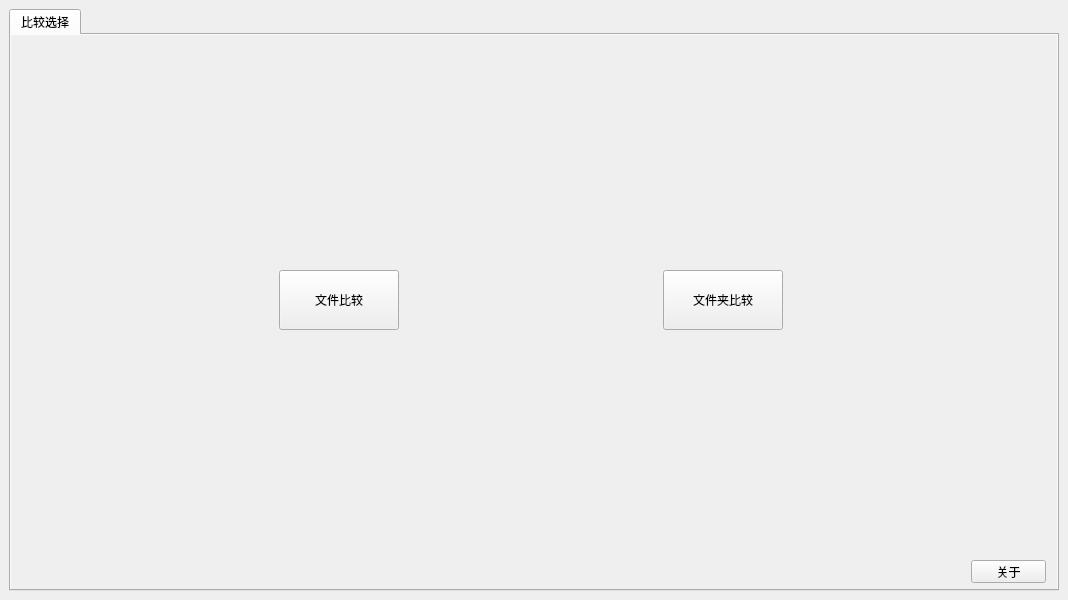
Qt form mainwindow.ui (SunnyYuer/FileRefSync) before a commit.
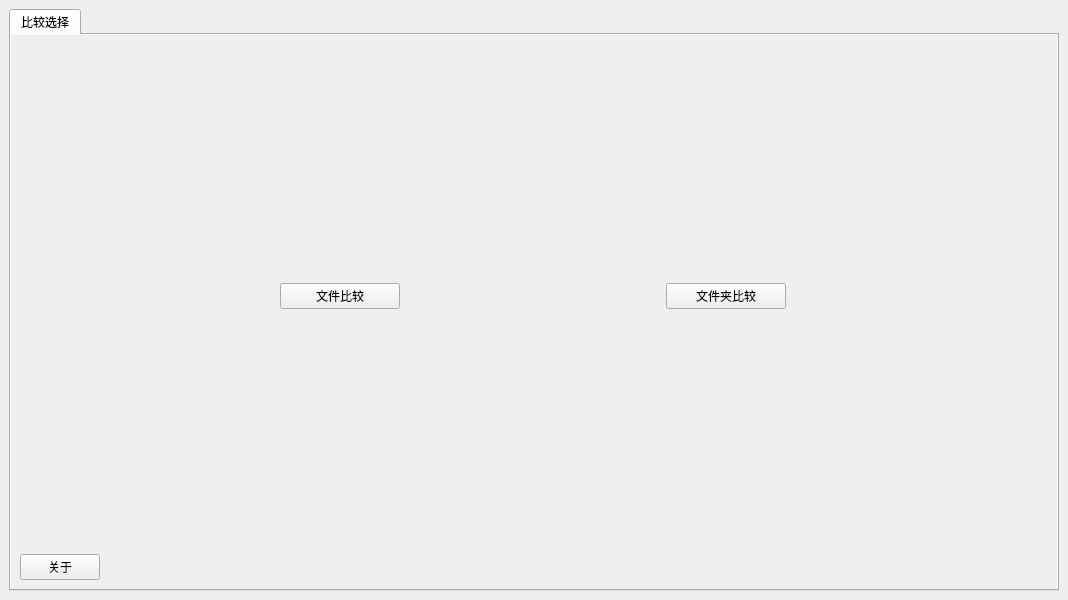
The same form after that commit. Icons and pictures are not drawn.

Commit message: 主界面调整

What changed in the file:
```diff
--- a/mainwindow.ui
+++ b/mainwindow.ui
@@ -33,28 +33,21 @@
        <attribute name="title">
         <string>比较选择</string>
        </attribute>
-       <widget class="QPushButton" name="btnabout">
-        <property name="geometry">
-         <rect>
-          <x>960</x>
-          <y>525</y>
-          <width>75</width>
-          <height>23</height>
-         </rect>
-        </property>
-        <property name="text">
-         <string>关于</string>
-        </property>
-       </widget>
-       <widget class="QWidget" name="">
-        <property name="geometry">
-         <rect>
-          <x>10</x>
-          <y>10</y>
-          <width>1021</width>
-          <height>511</height>
-         </rect>
-        </property>
+       <layout class="QVBoxLayout" name="verticalLayout_2">
+        <item>
+         <spacer name="verticalSpacer">
+          <property name="orientation">
+           <enum>Qt::Vertical</enum>
+          </property>
+          <property name="sizeHint" stdset="0">
+           <size>
+            <width>20</width>
+            <height>217</height>
+           </size>
+          </property>
+         </spacer>
+        </item>
+        <item>
         <layout class="QHBoxLayout" name="horizontalLayout">
          <item>
           <widget class="QPushButton" name="filediffButton">
@@ -115,7 +108,34 @@
           </widget>
          </item>
         </layout>
-       </widget>
+        </item>
+        <item>
+         <spacer name="verticalSpacer_2">
+          <property name="orientation">
+           <enum>Qt::Vertical</enum>
+          </property>
+          <property name="sizeHint" stdset="0">
+           <size>
+            <width>20</width>
+            <height>217</height>
+           </size>
+          </property>
+         </spacer>
+        </item>
+        <item>
+         <widget class="QPushButton" name="btnabout">
+          <property name="sizePolicy">
+           <sizepolicy hsizetype="Fixed" vsizetype="Fixed">
+            <horstretch>0</horstretch>
+            <verstretch>0</verstretch>
+           </sizepolicy>
+          </property>
+          <property name="text">
+           <string>关于</string>
+          </property>
+         </widget>
+        </item>
+       </layout>
       </widget>
      </widget>
     </item>
```
Lines whose indentation alone changed are shown as unchanged.
